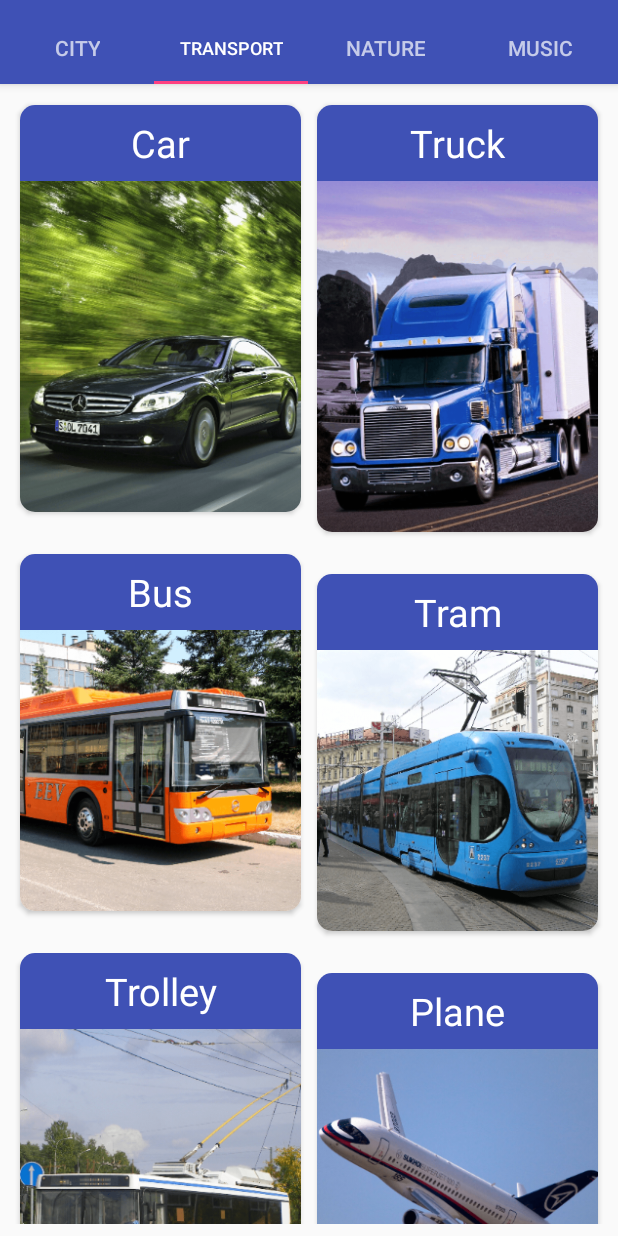
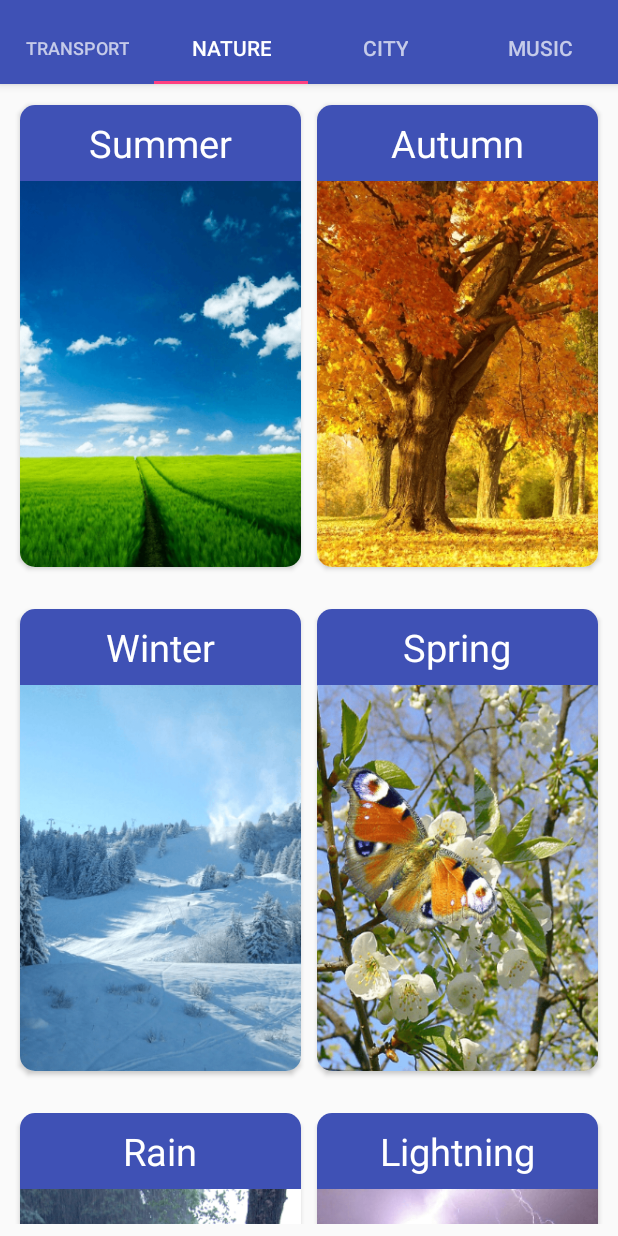
Before and after one commit to mihanic89/Soundsaround, an Android app: the screen it shows after launch (MainActivity), tab 2 chosen, on a phone screen of 412 x 824 dp. Run offline under Robolectric (Android 15) with nearby library versions, the phone set to English and light mode, and no system bars; our stand-ins replace AdMob.

Commit message:
Добавлены 4-ре категории с переводом

```diff
--- a/app/src/main/java/com/yamilab/soundsaround/FullImageActivity.java
+++ b/app/src/main/java/com/yamilab/soundsaround/FullImageActivity.java
@@ -52,7 +52,9 @@ public class FullImageActivity extends AppCompatActivity {
         });
 
         mAdView = (AdView) findViewById(R.id.adView);
-        AdRequest adRequest = new AdRequest.Builder().build();
+        AdRequest adRequest = new AdRequest.Builder()
+                .addTestDevice("09D7B5315C60A80D280B8CDF618FD3DE")
+                .build();
         mAdView.loadAd(adRequest);
     }
 
--- /dev/null
+++ b/app/src/main/java/com/yamilab/soundsaround/ImageGridFragmentCity.java
@@ -0,0 +1,87 @@
+package com.yamilab.soundsaround;
+
+import android.os.Bundle;
+import android.support.v4.app.Fragment;
+import android.support.v7.widget.RecyclerView;
+import android.support.v7.widget.StaggeredGridLayoutManager;
+import android.view.LayoutInflater;
+import android.view.View;
+import android.view.ViewGroup;
+
+import java.util.ArrayList;
+
+import static com.yamilab.soundsaround.R.id.recyclerView;
+
+
+/**
+ * Created by Misha on 28.03.2017.
+ */
+public class ImageGridFragmentCity extends Fragment {
+
+
+    private static final String TAG = "RecyclerViewFragment";
+    private static final String KEY_LAYOUT_MANAGER = "layoutManager";
+    private static final int SPAN_COUNT = 2;
+    private static final int DATASET_COUNT = 40;
+
+    private enum LayoutManagerType {
+        GRID_LAYOUT_MANAGER,
+        LINEAR_LAYOUT_MANAGER
+    }
+    protected LayoutManagerType mCurrentLayoutManagerType;
+
+    protected RecyclerView mRecyclerView;
+    protected CustomAdapter mAdapter;
+    protected RecyclerView.LayoutManager mLayoutManager;
+    protected ArrayList<Object> mDataset;
+    private StaggeredGridLayoutManager gaggeredGridLayoutManager;
+    @Override
+    public void onCreate(Bundle savedInstanceState) {
+        super.onCreate(savedInstanceState);
+
+        // Initialize dataset, this data would usually come from a local content provider or
+        // remote server.
+        initDataset();
+    }
+
+    @Override
+    public View onCreateView(LayoutInflater inflater, ViewGroup container,
+                             Bundle savedInstanceState) {
+        View rootView = inflater.inflate(R.layout.fragment_main, container, false);
+        // BEGIN_INCLUDE(initializeRecyclerView)
+        mRecyclerView = (RecyclerView) rootView.findViewById(recyclerView);
+
+        // LinearLayoutManager is used here, this will layout the elements in a similar fashion
+        // to the way ListView would layout elements. The RecyclerView.LayoutManager defines how
+        // elements are laid out.
+
+        gaggeredGridLayoutManager = new StaggeredGridLayoutManager(2, StaggeredGridLayoutManager.VERTICAL);
+        mRecyclerView.setLayoutManager(gaggeredGridLayoutManager);
+
+
+        mAdapter = new CustomAdapter(mDataset);
+        // Set CustomAdapter as the adapter for RecyclerView.
+        mRecyclerView.setAdapter(mAdapter);
+        // END_INCLUDE(initializeRecyclerView)
+
+
+
+        return rootView;
+    }
+
+
+    /**
+     * Generates Strings for RecyclerView's adapter. This data would usually come
+     * from a local content provider or remote server.
+     */
+    private void initDataset() {
+        mDataset = new ArrayList<>();
+        Object data = new Object();
+        mDataset.add(new Object(getString(R.string.street),     R.mipmap.city_hd_1,R.raw.city0));
+        mDataset.add(new Object(getString(R.string.supermarket),     R.mipmap.city_hd_2,R.raw.city1));
+        mDataset.add(new Object(getString(R.string.market),     R.mipmap.city_hd_3,R.raw.city2));
+        mDataset.add(new Object(getString(R.string.clock),     R.mipmap.city_hd_4,R.raw.city3));
+
+
+       }
+}
--- /dev/null
+++ b/app/src/main/java/com/yamilab/soundsaround/ImageGridFragmentNature.java
@@ -0,0 +1,97 @@
+package com.yamilab.soundsaround;
+
+import android.os.Bundle;
+import android.support.v4.app.Fragment;
+import android.support.v7.widget.RecyclerView;
+import android.support.v7.widget.StaggeredGridLayoutManager;
+import android.view.LayoutInflater;
+import android.view.View;
+import android.view.ViewGroup;
+
+import java.util.ArrayList;
+
+import static com.yamilab.soundsaround.R.id.recyclerView;
+
+
+/**
+ * Created by Misha on 28.03.2017.
+ */
+public class ImageGridFragmentNature extends Fragment {
+
+
+    private static final String TAG = "RecyclerViewFragment";
+    private static final String KEY_LAYOUT_MANAGER = "layoutManager";
+    private static final int SPAN_COUNT = 2;
+    private static final int DATASET_COUNT = 40;
+
+    private enum LayoutManagerType {
+        GRID_LAYOUT_MANAGER,
+        LINEAR_LAYOUT_MANAGER
+    }
+    protected LayoutManagerType mCurrentLayoutManagerType;
+
+    protected RecyclerView mRecyclerView;
+    protected CustomAdapter mAdapter;
+    protected RecyclerView.LayoutManager mLayoutManager;
+    protected ArrayList<Object> mDataset;
+    private StaggeredGridLayoutManager gaggeredGridLayoutManager;
+    @Override
+    public void onCreate(Bundle savedInstanceState) {
+        super.onCreate(savedInstanceState);
+
+        // Initialize dataset, this data would usually come from a local content provider or
+        // remote server.
+        initDataset();
+    }
+
+    @Override
+    public View onCreateView(LayoutInflater inflater, ViewGroup container,
+                             Bundle savedInstanceState) {
+        View rootView = inflater.inflate(R.layout.fragment_main, container, false);
+        // BEGIN_INCLUDE(initializeRecyclerView)
+        mRecyclerView = (RecyclerView) rootView.findViewById(recyclerView);
+
+        // LinearLayoutManager is used here, this will layout the elements in a similar fashion
+        // to the way ListView would layout elements. The RecyclerView.LayoutManager defines how
+        // elements are laid out.
+
+        gaggeredGridLayoutManager = new StaggeredGridLayoutManager(2, StaggeredGridLayoutManager.VERTICAL);
+        mRecyclerView.setLayoutManager(gaggeredGridLayoutManager);
+
+
+        mAdapter = new CustomAdapter(mDataset);
+        // Set CustomAdapter as the adapter for RecyclerView.
+        mRecyclerView.setAdapter(mAdapter);
+        // END_INCLUDE(initializeRecyclerView)
+
+
+
+        return rootView;
+    }
+
+
+    /**
+     * Generates Strings for RecyclerView's adapter. This data would usually come
+     * from a local content provider or remote server.
+     */
+    private void initDataset() {
+        mDataset = new ArrayList<>();
+        Object data = new Object();
+        mDataset.add(new Object(getString(R.string.summer),     R.mipmap.nature_hd_1,R.raw.nature0));
+        mDataset.add(new Object(getString(R.string.autumn),     R.mipmap.nature_hd_2,R.raw.nature1));
+        mDataset.add(new Object(getString(R.string.winter),     R.mipmap.nature_hd_3,R.raw.nature2));
+        mDataset.add(new Object(getString(R.string.spring),     R.mipmap.nature_hd_4,R.raw.nature3));
+        mDataset.add(new Object(getString(R.string.rain),       R.mipmap.nature_hd_5,R.raw.nature4));
+        mDataset.add(new Object(getString(R.string.lightning),  R.mipmap.nature_hd_6,R.raw.nature5));
+        mDataset.add(new Object(getString(R.string.hurricane),  R.mipmap.nature_hd_7,R.raw.nature6));
+        mDataset.add(new Object(getString(R.string.forest),     R.mipmap.nature_hd_8,R.raw.nature7));
+        mDataset.add(new Object(getString(R.string.ocean),      R.mipmap.nature_hd_9,R.raw.nature8));
+        mDataset.add(new Object(getString(R.string.desert),     R.mipmap.nature_hd_10,R.raw.nature9));
+        mDataset.add(new Object(getString(R.string.mount),      R.mipmap.nature_hd_11,R.raw.nature10));
+        mDataset.add(new Object(getString(R.string.waterfall),  R.mipmap.nature_hd_12,R.raw.nature11));
+        mDataset.add(new Object(getString(R.string.river),      R.mipmap.nature_hd_13,R.raw.nature12));
+        mDataset.add(new Object(getString(R.string.volcano),    R.mipmap.nature_hd_14,R.raw.nature13));
+        mDataset.add(new Object(getString(R.string.glacier),    R.mipmap.nature_hd_15,R.raw.nature14));
+
+       }
+}
--- a/app/src/main/java/com/yamilab/soundsaround/MainActivity.java
+++ b/app/src/main/java/com/yamilab/soundsaround/MainActivity.java
@@ -61,7 +61,10 @@ public class MainActivity extends AppCompatActivity {
 
 
         mAdView = (AdView) findViewById(R.id.adView);
-        AdRequest adRequest = new AdRequest.Builder().build();
+        AdRequest adRequest = new AdRequest.Builder()
+                .addTestDevice("09D7B5315C60A80D280B8CDF618FD3DE")
+                .build();
+
         mAdView.loadAd(adRequest);
 
         // Initialize the Mobile Ads SDK.
@@ -183,11 +186,11 @@ public class MainActivity extends AppCompatActivity {
                 case 0:
                     return new ImageGridFragmentTransport();
                 case 1:
-                    return new ImageGridFragmentTransport();//IImageGridFragmentCity();
+                    return new ImageGridFragmentNature();//IImageGridFragmentCity();
                 case 2:
-                    return new ImageGridFragmentTransport();//ImageGridFragmentNature();
+                    return new ImageGridFragmentCity();//ImageGridFragmentNature();
                 case 3:
-                    return new ImageGridFragmentTransport();//ImageGridFragmentMusic();
+                    return new ImageGridFragmentMusic();//ImageGridFragmentMusic();
 
             }
             return new ImageGridFragmentTransport();//PlaceholderFragment.newInstance(position + 1);
@@ -204,13 +207,13 @@ public class MainActivity extends AppCompatActivity {
         public CharSequence getPageTitle(int position) {
             switch (position) {
                 case 0:
-                    return "City";
+                    return getString(R.string.transport);
                 case 1:
-                    return "Transport";
+                    return getString(R.string.nature);
                 case 2:
-                    return "Nature";
+                    return getString(R.string.city);
                 case 3:
-                    return "Music";
+                    return getString(R.string.music);
             }
             return null;
         }
--- a/app/src/main/res/values/strings.xml
+++ b/app/src/main/res/values/strings.xml
@@ -1,7 +1,13 @@
 <resources>
     <string name="app_name">Soundsaround</string>
-    <string name="action_settings">Settings</string>
-    <string name="section_format">Hello World from section: %1$d</string>
+    <string name="action_settings" translatable="false">Settings</string>
+
+    <string name="transport"> Transport </string>
+    <string name="nature"> Nature </string>
+    <string name="city"> City </string>
+    <string name="music"> Music </string>
+
+
     <string name="car"> Car </string>
     <string name="truck"> Truck </string>
     <string name="bus"> Bus </string>
@@ -21,5 +27,28 @@
     <string name="cart"> Cart </string>
     <string name="shuttle"> Shuttle </string>
 
+    <string name="summer"> Summer  </string>
+    <string name="autumn"> Autumn  </string>
+    <string name="winter"> Winter  </string>
+    <string name="spring"> Spring  </string>
+    <string name="rain"> Rain  </string>
+    <string name="lightning"> Lightning  </string>
+    <string name="hurricane"> Hurricane  </string>
+    <string name="forest"> Forest  </string>
+    <string name="ocean"> Ocean  </string>
+    <string name="desert"> Desert  </string>
+    <string name="mount"> Mount  </string>
+    <string name="waterfall"> Waterfall  </string>
+    <string name="river"> River  </string>
+    <string name="volcano"> Volcano  </string>
+    <string name="glacier"> Glacier  </string>
+
+    <string name="street"> Street  </string>
+    <string name="supermarket"> Supermarket  </string>
+    <string name="market"> Market  </string>
+    <string name="clock"> Clock  </string>
+
+    <string name="drum"> Drum  </string>
+    <string name="guitar"> Guitar  </string>
 
 </resources>
```
Also changed, not shown: app/src/main/java/com/yamilab/soundsaround/ImageGridFragmentMusic.java (added, +86 -0 lines), 1 other file.
